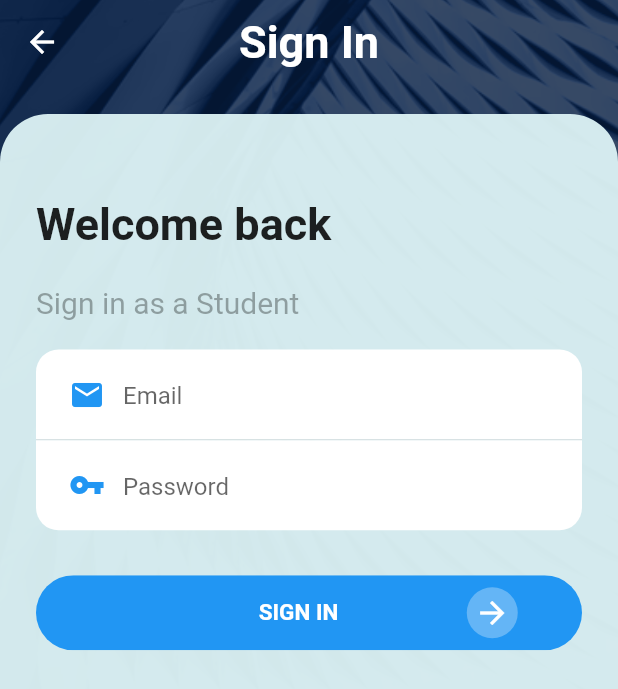
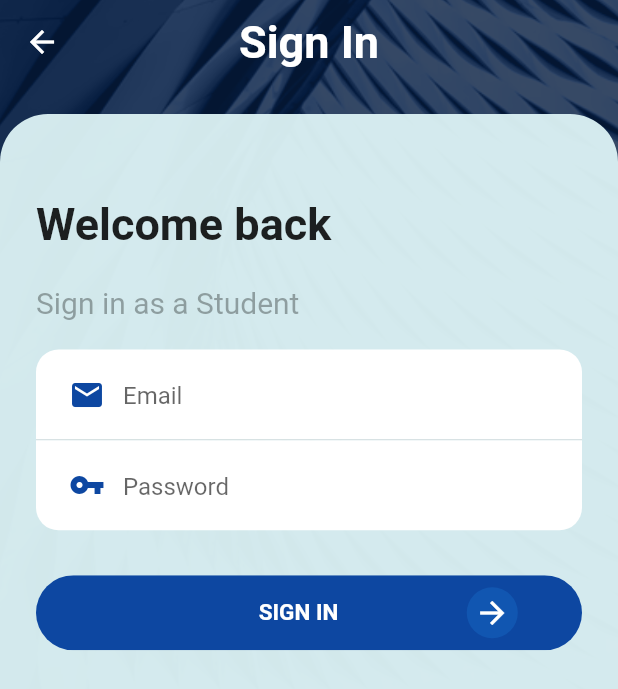
Before and after one commit to gauravsbagul/flutter-stemuli-ui, a Flutter app: the screen it shows after launch, after a tap on "Student", on a phone screen of 412 x 824 dp. Shown: the top 689 px of the screen. Run offline on Flutter 3.47's test engine with Material 2 defaults, Android fonts, the phone set to English and light mode, and no system bars; our stand-ins replace shared_preferences.

```diff
--- a/lib/providers/auth.dart
+++ b/lib/providers/auth.dart
@@ -69,23 +69,42 @@ class Auth with ChangeNotifier {
     }
   }
 
-  Future<bool> tyrAutoLogin() async {
+  Future tyrAutoLogin() async {
+    try {
       final prefs = await SharedPreferences.getInstance();
-
+      var result = new Map();
       if (!prefs.containsKey('token')) {
-      return false;
+        print('!PREFS.CONTAINSKEY( ): ${!prefs.containsKey('token')}');
+        result = {'isExpire': false};
+        return result;
       }
       String userTokenValue = prefs.getString('token');
 
-    final Map<String, dynamic> tokenResult =
-        parseJwtPayLoad(userTokenValue.split(' ')[1]);
-    print('TOKENRESULT: $tokenResult');
+      final tokenResult = parseJwtPayLoad(userTokenValue.split(' ')[1]);
 
       _token = userTokenValue;
       _expiryDate = tokenResult['exp'];
       _userObject = tokenResult;
 
+      var time = DateTime.fromMillisecondsSinceEpoch(tokenResult['exp'] * 1000,
+          isUtc: true);
+
       notifyListeners();
-    return true;
+      result = {'isExpire': time.isAfter(DateTime.now())};
+      return result;
+    } catch (error) {
+      print('ERROR: $error');
+      final result = {'isExpire': false};
+      return result;
     }
   }
+
+  Future<void> logout() async {
+    _token = null;
+    _expiryDate = null;
+
+    notifyListeners();
+    final prefs = await SharedPreferences.getInstance();
+    prefs.clear();
+  }
+}
--- a/lib/screens/Login.dart
+++ b/lib/screens/Login.dart
@@ -44,7 +44,6 @@ class _LoginState extends State<Login> {
   @override
   Widget build(BuildContext context) {
     final title = ModalRoute.of(context).settings.arguments;
-    print('TITLE: $title');
     return OnBoardingContainer(
       title: 'Sign In',
       child: Column(
@@ -87,7 +86,7 @@ class _LoginState extends State<Login> {
                 hintText: 'Email',
                 prefixIcon: Icon(
                   Icons.email,
-                  color: Colors.blue,
+                  color: Color(0xff0d47a1),
                 ),
               ),
               onChanged: (value) {
@@ -114,7 +113,7 @@ class _LoginState extends State<Login> {
                 hintText: 'Password',
                 prefixIcon: Icon(
                   Icons.vpn_key,
-                  color: Colors.blue,
+                  color: Color(0xff0d47a1),
                 ),
               ),
               onChanged: (value) {
@@ -132,7 +131,7 @@ class _LoginState extends State<Login> {
               child: Ink(
                 height: 50,
                 decoration: BoxDecoration(
-                  color: Colors.blue,
+                  color: Colors.blue[900],
                   borderRadius: BorderRadius.circular(25),
                 ),
                 child: Row(
@@ -151,7 +150,7 @@ class _LoginState extends State<Login> {
                     ),
                     Container(
                       decoration: BoxDecoration(
-                        color: Colors.blue[300],
+                        color: Colors.blue[800].withOpacity(0.5),
                         borderRadius: BorderRadius.circular(30),
                       ),
                       padding: EdgeInsets.all(5),
--- a/lib/screens/dashboard.dart
+++ b/lib/screens/dashboard.dart
@@ -1,7 +1,18 @@
+import 'package:STEMuli/providers/auth.dart';
 import 'package:flutter/material.dart';
+import 'package:provider/provider.dart';
+
+import 'AccountSelection.dart';
 
 class Dashboard extends StatelessWidget {
   static const routeName = '/dashboard';
+
+  void _logout(context) async {
+    print('CONTEXT:_logout $context');
+    await Provider.of<Auth>(context, listen: false).logout();
+    Navigator.of(context).pushReplacementNamed(AccountSelection.routeName);
+  }
+
   @override
   Widget build(BuildContext context) {
     return Scaffold(
@@ -9,7 +20,10 @@ class Dashboard extends StatelessWidget {
         title: Text('Dashboard'),
       ),
       body: Center(
-        child: CircularProgressIndicator(),
+        child: RaisedButton(
+          onPressed: () => _logout(context),
+          child: Text('Logout'),
+        ),
       ),
     );
   }
--- a/lib/screens/splash.dart
+++ b/lib/screens/splash.dart
@@ -21,13 +21,17 @@ class _SplashState extends State<Splash> {
 
   void navigate() async {
     print('NAVIGATE:');
-    await new Future.delayed(const Duration(seconds: 3));
-    final isLoggedIn = Provider.of<Auth>(context, listen: false).tyrAutoLogin();
-    print('isLoggedIn: $isLoggedIn');
-    if (isLoggedIn != null) {
+    var isLoggedIn =
+        await Provider.of<Auth>(context, listen: false).tyrAutoLogin();
+
+    print('isLoggedIn: ${isLoggedIn['isExpire']}');
+    new Future.delayed(const Duration(seconds: 3));
+    if (isLoggedIn['isExpire']) {
+      print('ISLOGGEDIN[ISEXPIRE]: ${isLoggedIn['isExpire']}');
       Navigator.of(context).pushReplacementNamed(Dashboard.routeName);
+    } else {
+      Navigator.of(context).pushReplacementNamed(AccountSelection.routeName);
     }
-    Navigator.of(context).pushReplacementNamed(AccountSelection.routeName);
   }
 
   @override
--- a/lib/widgets/onBoarding/AccountSelectionBox.dart
+++ b/lib/widgets/onBoarding/AccountSelectionBox.dart
@@ -75,7 +75,7 @@ class AccountSelectionBox extends StatelessWidget {
                       borderRadius: BorderRadius.all(
                         Radius.circular(40),
                       ),
-                      color: Colors.blue[700],
+                      color: Colors.blue[900],
                       boxShadow: [
                         new BoxShadow(
                           color: Colors.blue[300],
```
Lines whose indentation alone changed are shown as unchanged.
